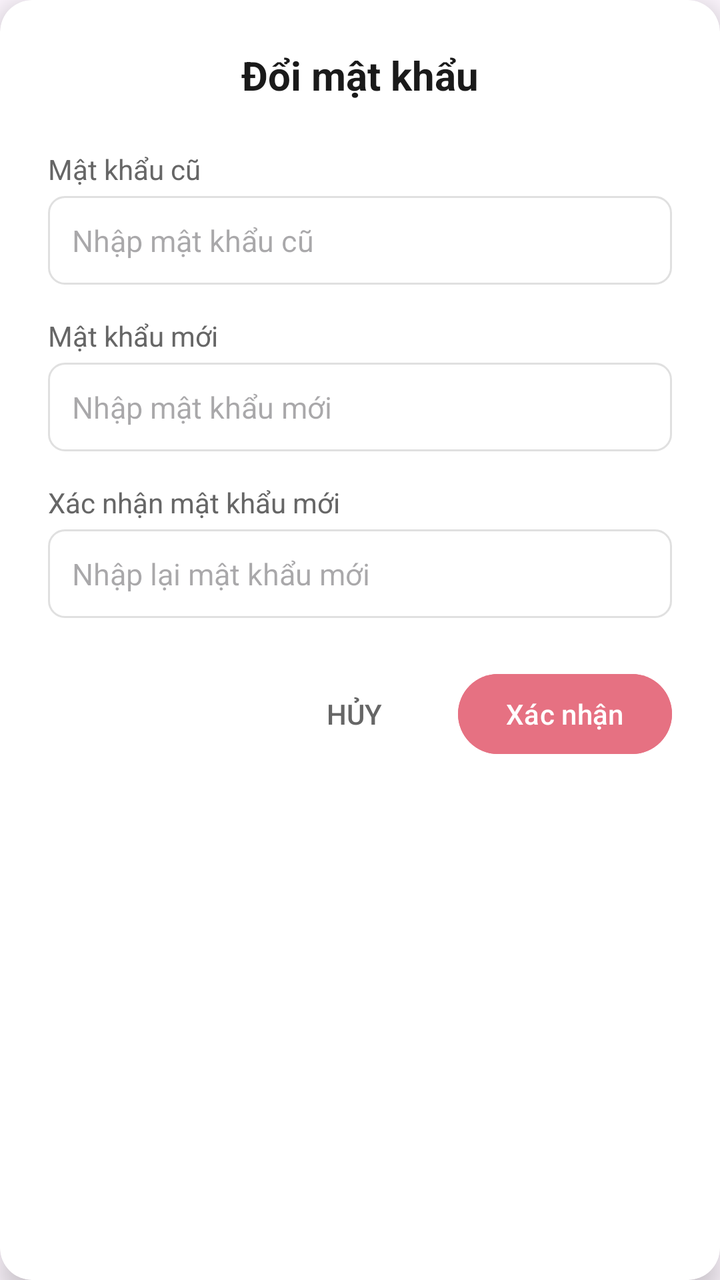
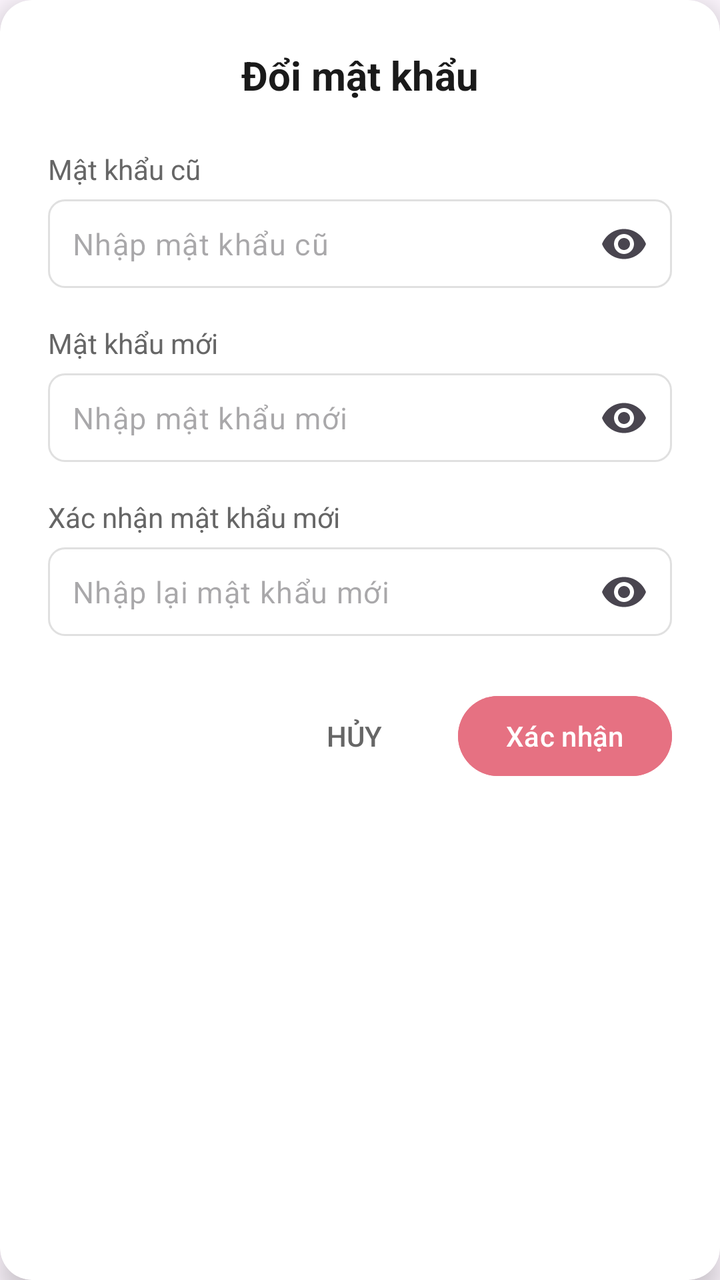

The first picture is an Android layout as it rendered before a commit; the second is the same layout after the commit. The layout source and the unified diff follow.
<!-- AndroidManifest.xml: application theme Theme.Apt -->
<!-- res/layout/dialog_change_password.xml -->
<?xml version="1.0" encoding="utf-8"?>
<androidx.cardview.widget.CardView xmlns:android="http://schemas.android.com/apk/res/android"
    xmlns:app="http://schemas.android.com/apk/res-auto"
    android:layout_width="match_parent"
    android:layout_height="wrap_content"
    app:cardCornerRadius="16dp"
    app:cardElevation="8dp"
    android:layout_margin="24dp">

    <LinearLayout
        android:layout_width="match_parent"
        android:layout_height="wrap_content"
        android:orientation="vertical"
        android:padding="24dp">

        <TextView
            android:layout_width="match_parent"
            android:layout_height="wrap_content"
            android:gravity="center"
            android:text="Đổi mật khẩu"
            android:textColor="@color/text_title"
            android:textSize="20sp"
            android:textStyle="bold"
            android:layout_marginBottom="24dp"/>

        <TextView
            android:layout_width="wrap_content"
            android:layout_height="wrap_content"
            android:text="Mật khẩu cũ"
            android:textColor="@color/text_body"
            android:textSize="14sp"
            android:layout_marginBottom="4dp"/>

        <EditText
            android:id="@+id/et_old_password"
            android:layout_width="match_parent"
            android:layout_height="wrap_content"
            android:inputType="textPassword"
            android:hint="Nhập mật khẩu cũ"
            android:padding="12dp"
            android:background="@drawable/bg_edittext_selector"
            android:layout_marginBottom="16dp"
            android:textSize="15sp"/>

        <TextView
            android:layout_width="wrap_content"
            android:layout_height="wrap_content"
            android:text="Mật khẩu mới"
            android:textColor="@color/text_body"
            android:textSize="14sp"
            android:layout_marginBottom="4dp"/>

        <EditText
            android:id="@+id/et_new_password"
            android:layout_width="match_parent"
            android:layout_height="wrap_content"
            android:inputType="textPassword"
            android:hint="Nhập mật khẩu mới"
            android:padding="12dp"
            android:background="@drawable/bg_edittext_selector"
            android:layout_marginBottom="16dp"
            android:textSize="15sp"/>

        <TextView
            android:layout_width="wrap_content"
            android:layout_height="wrap_content"
            android:text="Xác nhận mật khẩu mới"
            android:textColor="@color/text_body"
            android:textSize="14sp"
            android:layout_marginBottom="4dp"/>

        <EditText
            android:id="@+id/et_confirm_password"
            android:layout_width="match_parent"
            android:layout_height="wrap_content"
            android:inputType="textPassword"
            android:hint="Nhập lại mật khẩu mới"
            android:padding="12dp"
            android:background="@drawable/bg_edittext_selector"
            android:layout_marginBottom="24dp"
            android:textSize="15sp"/>

        <LinearLayout
            android:layout_width="match_parent"
            android:layout_height="wrap_content"
            android:orientation="horizontal"
            android:gravity="end">

            <Button
                android:id="@+id/btn_cancel"
                style="@style/Widget.AppCompat.Button.Borderless"
                android:layout_width="wrap_content"
                android:layout_height="wrap_content"
                android:text="Hủy"
                android:textColor="@color/text_body"
                android:layout_marginEnd="8dp"/>

            <Button
                android:id="@+id/btn_confirm"
                android:layout_width="wrap_content"
                android:layout_height="wrap_content"
                android:text="Xác nhận"
                android:backgroundTint="@color/primary"
                android:textColor="@color/white"/>
        </LinearLayout>

    </LinearLayout>
</androidx.cardview.widget.CardView>
<!-- resources referenced by this layout -->
<resources>
  <color name="primary">#E67182</color>
  <color name="text_body">#666666</color>
  <color name="text_title">#1A1A1A</color>
  <color name="white">#FFFFFFFF</color>
  <!-- drawable bg_edittext_selector (drawable) -->
  <?xml version="1.0" encoding="utf-8"?>
  <selector xmlns:android="http://schemas.android.com/apk/res/android">
      <item android:drawable="@drawable/bg_edittext_focused" android:state_focused="true"/>
      <item android:drawable="@drawable/bg_edittext"/>
  </selector>
  <style name="Theme.Apt" parent="Base.Theme.Apt" />
  <!-- drawable bg_edittext_focused (drawable) -->
  <?xml version="1.0" encoding="utf-8"?>
  <shape xmlns:android="http://schemas.android.com/apk/res/android"
      android:shape="rectangle">
      <solid android:color="@android:color/white" />
      <corners android:radius="8dp" />
      <stroke android:width="2dp" android:color="@color/primary" />
  </shape>
  <!-- drawable bg_edittext (drawable) -->
  <?xml version="1.0" encoding="utf-8"?>
  <shape xmlns:android="http://schemas.android.com/apk/res/android"
      android:shape="rectangle">
      <solid android:color="@android:color/white" />
      <corners android:radius="8dp" />
      <stroke android:width="1dp" android:color="#E0E0E0" />
  </shape>
  <style name="Base.Theme.Apt" parent="Theme.Material3.DayNight.NoActionBar">
          
          
      </style>
</resources>

<!-- the commit's change to res/layout/dialog_change_password.xml (unified diff, before → after) -->
@@ -31,16 +31,25 @@
             android:textSize="14sp"
             android:layout_marginBottom="4dp"/>
 
-        <EditText
-            android:id="@+id/et_old_password"
+        <com.google.android.material.textfield.TextInputLayout
             android:layout_width="match_parent"
             android:layout_height="wrap_content"
-            android:inputType="textPassword"
-            android:hint="Nhập mật khẩu cũ"
-            android:padding="12dp"
-            android:background="@drawable/bg_edittext_selector"
             android:layout_marginBottom="16dp"
-            android:textSize="15sp"/>
+            app:boxBackgroundMode="none"
+            app:endIconMode="password_toggle"
+            app:hintEnabled="false">
+
+            <com.google.android.material.textfield.TextInputEditText
+                android:id="@+id/et_old_password"
+                android:layout_width="match_parent"
+                android:layout_height="wrap_content"
+                android:inputType="textPassword"
+                android:hint="Nhập mật khẩu cũ"
+                android:padding="12dp"
+                android:paddingEnd="48dp"
+                android:background="@drawable/bg_edittext_selector"
+                android:textSize="15sp"/>
+        </com.google.android.material.textfield.TextInputLayout>
 
         <TextView
             android:layout_width="wrap_content"
@@ -50,16 +59,25 @@
             android:textSize="14sp"
             android:layout_marginBottom="4dp"/>
 
-        <EditText
-            android:id="@+id/et_new_password"
+        <com.google.android.material.textfield.TextInputLayout
             android:layout_width="match_parent"
             android:layout_height="wrap_content"
-            android:inputType="textPassword"
-            android:hint="Nhập mật khẩu mới"
-            android:padding="12dp"
-            android:background="@drawable/bg_edittext_selector"
             android:layout_marginBottom="16dp"
-            android:textSize="15sp"/>
+            app:boxBackgroundMode="none"
+            app:endIconMode="password_toggle"
+            app:hintEnabled="false">
+
+            <com.google.android.material.textfield.TextInputEditText
+                android:id="@+id/et_new_password"
+                android:layout_width="match_parent"
+                android:layout_height="wrap_content"
+                android:inputType="textPassword"
+                android:hint="Nhập mật khẩu mới"
+                android:padding="12dp"
+                android:paddingEnd="48dp"
+                android:background="@drawable/bg_edittext_selector"
+                android:textSize="15sp"/>
+        </com.google.android.material.textfield.TextInputLayout>
 
         <TextView
             android:layout_width="wrap_content"
@@ -69,16 +87,25 @@
             android:textSize="14sp"
             android:layout_marginBottom="4dp"/>
 
-        <EditText
-            android:id="@+id/et_confirm_password"
+        <com.google.android.material.textfield.TextInputLayout
             android:layout_width="match_parent"
             android:layout_height="wrap_content"
-            android:inputType="textPassword"
-            android:hint="Nhập lại mật khẩu mới"
-            android:padding="12dp"
-            android:background="@drawable/bg_edittext_selector"
             android:layout_marginBottom="24dp"
-            android:textSize="15sp"/>
+            app:boxBackgroundMode="none"
+            app:endIconMode="password_toggle"
+            app:hintEnabled="false">
+
+            <com.google.android.material.textfield.TextInputEditText
+                android:id="@+id/et_confirm_password"
+                android:layout_width="match_parent"
+                android:layout_height="wrap_content"
+                android:inputType="textPassword"
+                android:hint="Nhập lại mật khẩu mới"
+                android:padding="12dp"
+                android:paddingEnd="48dp"
+                android:background="@drawable/bg_edittext_selector"
+                android:textSize="15sp"/>
+        </com.google.android.material.textfield.TextInputLayout>
 
         <LinearLayout
             android:layout_width="match_parent"
